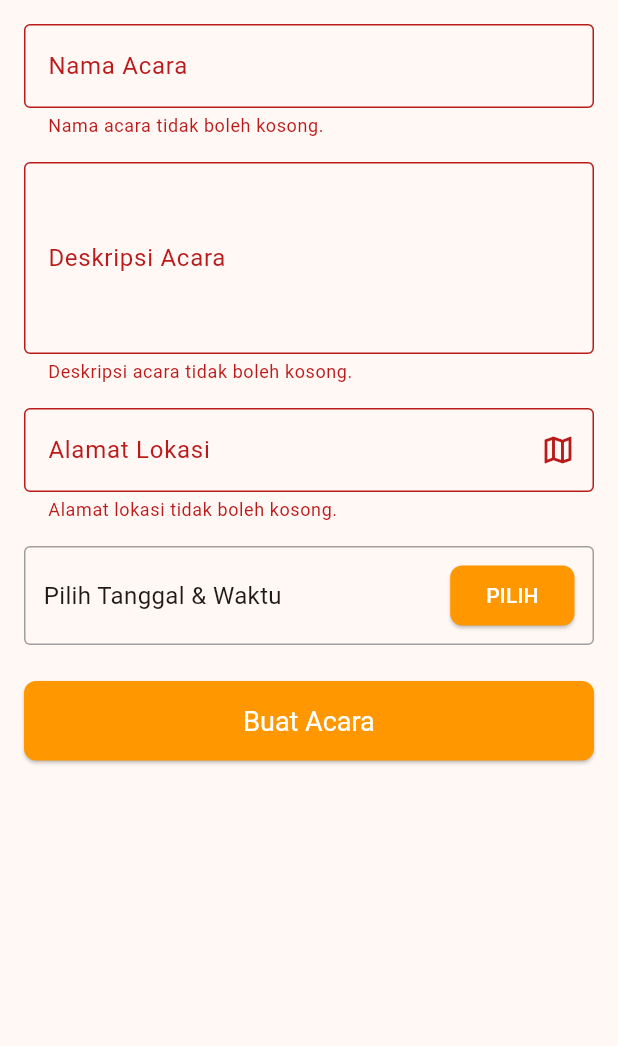
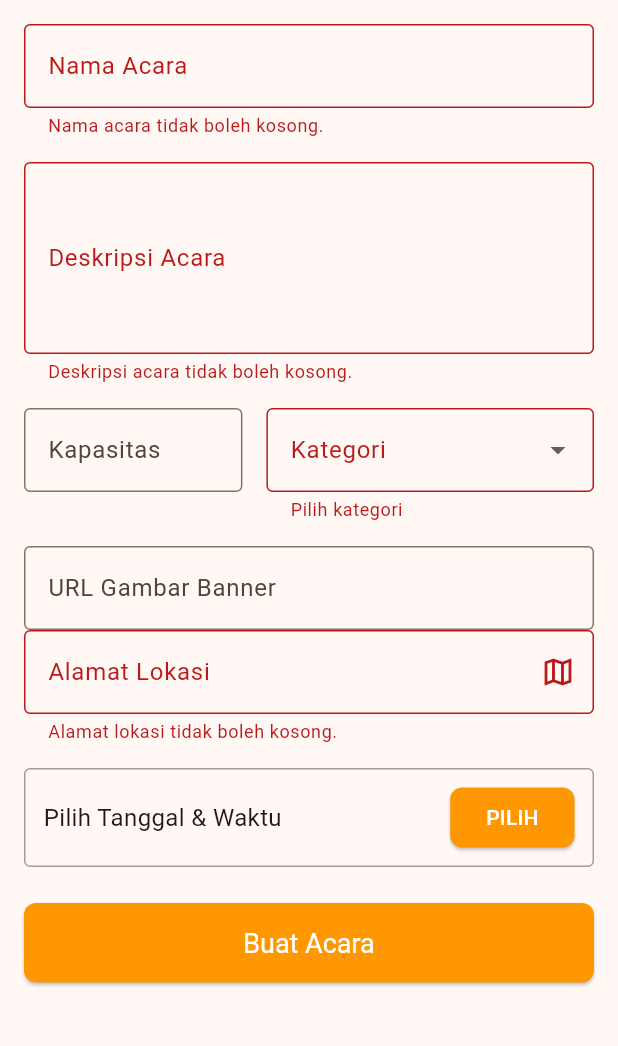
Before and after one commit to rantositorus/EventKita-app, a Flutter app: the CreateEventPage screen opened directly, after a tap on "Buat Acara", on a phone screen of 412 x 824 dp, the part 84-1130 px from its top. Run offline on Flutter 3.47's test engine with Material 3 defaults, Android fonts, the phone set to English and light mode, and no system bars; our stand-ins replace cloud_firestore, dartz, equatable, firebase_auth, firebase_core, flutter_bloc and 2 more; accounts and stored records are empty.

Commit message:
add: image, capacity, and category form

```diff
--- a/lib/features/event_management/data/models/event_model.dart
+++ b/lib/features/event_management/data/models/event_model.dart
@@ -41,7 +41,7 @@ class EventModel {
       ),
       capacity: data['capacity'] as int?,
       category: data['category'] as String?,
-      imageUrl: data['bannerImageUrl'] as String?,
+      imageUrl: data['imageUrl'] as String?,
       createdAt: data['createdAt'] as Timestamp,
       updatedAt: data['updatedAt'] as Timestamp,
     );
@@ -56,7 +56,7 @@ class EventModel {
       'location': location.toJson(),
       'capacity': capacity,
       'category': category,
-      'bannerImageUrl': imageUrl,
+      'imageUrl': imageUrl,
       'createdAt': createdAt,
       'updatedAt': updatedAt,
     };
--- a/lib/features/event_management/presentation/bloc/create_event/create_event_cubit.dart
+++ b/lib/features/event_management/presentation/bloc/create_event/create_event_cubit.dart
@@ -15,6 +15,7 @@ class CreateEventCubit extends Cubit<CreateEventState> {
     : super(CreateEventInitial());
 
   Future<void> submitCreateEvent(Map<String, dynamic> eventData) async {
+    print('Data yang diterima: $eventData');
     emit(CreateEventLoading());
     try {
       final now = DateTime.now();
@@ -27,10 +28,13 @@ class CreateEventCubit extends Cubit<CreateEventState> {
         location: LocationEntity(
           latitude: eventData['latitude'] ?? 0.0,
           longitude: eventData['longitude'] ?? 0.0,
-          address: eventData['address'] ?? 'Event Address',
+          address: eventData['location_address'] ?? 'Event Address',
         ),
         createdAt: now,
         updatedAt: now,
+        capacity: eventData['capacity'],
+        category: eventData['category'],
+        imageUrl: eventData['imageUrl'],
       );
 
       final failureOrSuccess = await createEventUseCase(event);
--- a/lib/features/event_management/presentation/widgets/event_form.dart
+++ b/lib/features/event_management/presentation/widgets/event_form.dart
@@ -1,6 +1,7 @@
 import 'package:event_kita_app/features/event_management/presentation/bloc/create_event/create_event_cubit.dart';
 import 'package:event_kita_app/features/event_management/presentation/screens/map_picker_page.dart';
 import 'package:flutter/material.dart';
+import 'package:flutter/services.dart';
 import 'package:flutter_bloc/flutter_bloc.dart';
 import 'package:intl/intl.dart';
 import 'package:latlong2/latlong.dart';
@@ -23,6 +24,17 @@ class _EventFormState extends State<EventForm> {
   late TextEditingController _titleController;
   late TextEditingController _descriptionController;
   late TextEditingController _locationAddressController;
+  late TextEditingController _capacityController;
+  late TextEditingController _imageUrlController;
+  String? _selectedCategory;
+  final List<String> _categories = [
+    'Teknologi',
+    'Musik',
+    'Olahraga',
+    'Kesenian',
+    'Komunitas',
+    'Lainnya',
+  ];
   DateTime? _selectedDateTime;
   LatLng? _selectedLatLng;
 
@@ -46,6 +58,16 @@ class _EventFormState extends State<EventForm> {
         widget.initialEvent!.location.longitude,
       );
     }
+
+    _capacityController = TextEditingController(
+      text: widget.initialEvent?.capacity?.toString() ?? '',
+    );
+
+    _imageUrlController = TextEditingController(
+      text: widget.initialEvent?.imageUrl ?? '',
+    );
+
+    _selectedCategory = widget.initialEvent?.category;
   }
 
   @override
@@ -53,6 +75,8 @@ class _EventFormState extends State<EventForm> {
     _titleController.dispose();
     _descriptionController.dispose();
     _locationAddressController.dispose();
+    _capacityController.dispose();
+    _imageUrlController.dispose();
     super.dispose();
   }
 
@@ -124,10 +148,15 @@ class _EventFormState extends State<EventForm> {
         'title': _titleController.text,
         'description': _descriptionController.text,
         'dateTime': _selectedDateTime!,
+        'capacity': int.tryParse(_capacityController.text) ?? 0,
+        'category': _selectedCategory,
+        'imageUrl': _imageUrlController.text,
         'location_address': _locationAddressController.text,
         'latitude': _selectedLatLng!.latitude,
         'longitude': _selectedLatLng!.longitude,
       };
+      print('Data yang akan dikirim: $eventData');
+
       widget.onSubmit(eventData);
     }
   }
@@ -166,6 +195,65 @@ class _EventFormState extends State<EventForm> {
                         : null,
           ),
           const SizedBox(height: 16),
+          Row(
+            crossAxisAlignment: CrossAxisAlignment.start,
+            children: [
+              // Input Kapasitas
+              Expanded(
+                flex: 2,
+                child: TextFormField(
+                  controller: _capacityController,
+                  decoration: const InputDecoration(
+                    labelText: 'Kapasitas',
+                    border: OutlineInputBorder(),
+                  ),
+                  keyboardType: TextInputType.number,
+                  inputFormatters: [
+                    FilteringTextInputFormatter.digitsOnly,
+                  ], // Hanya izinkan angka
+                ),
+              ),
+              const SizedBox(width: 16),
+              // Input Kategori
+              Expanded(
+                flex: 3,
+                child: DropdownButtonFormField<String>(
+                  value: _selectedCategory,
+                  decoration: const InputDecoration(
+                    labelText: 'Kategori',
+                    border: OutlineInputBorder(),
+                  ),
+                  items:
+                      _categories.map((String category) {
+                        return DropdownMenuItem<String>(
+                          value: category,
+                          child: Text(category),
+                        );
+                      }).toList(),
+                  onChanged: (newValue) {
+                    setState(() {
+                      _selectedCategory = newValue;
+                    });
+                  },
+                  validator:
+                      (value) =>
+                          (value == null || value.isEmpty)
+                              ? 'Pilih kategori'
+                              : null,
+                ),
+              ),
+            ],
+          ),
+          const SizedBox(height: 16),
+          // Input URL Gambar
+          TextFormField(
+            controller: _imageUrlController,
+            decoration: const InputDecoration(
+              labelText: 'URL Gambar Banner',
+              border: OutlineInputBorder(),
+            ),
+            keyboardType: TextInputType.url,
+          ),
           TextFormField(
             controller: _locationAddressController,
             readOnly: true,
```
Also changed, not shown: lib/features/event_management/presentation/widgets/my_event_card.dart (+45 -12 lines).
